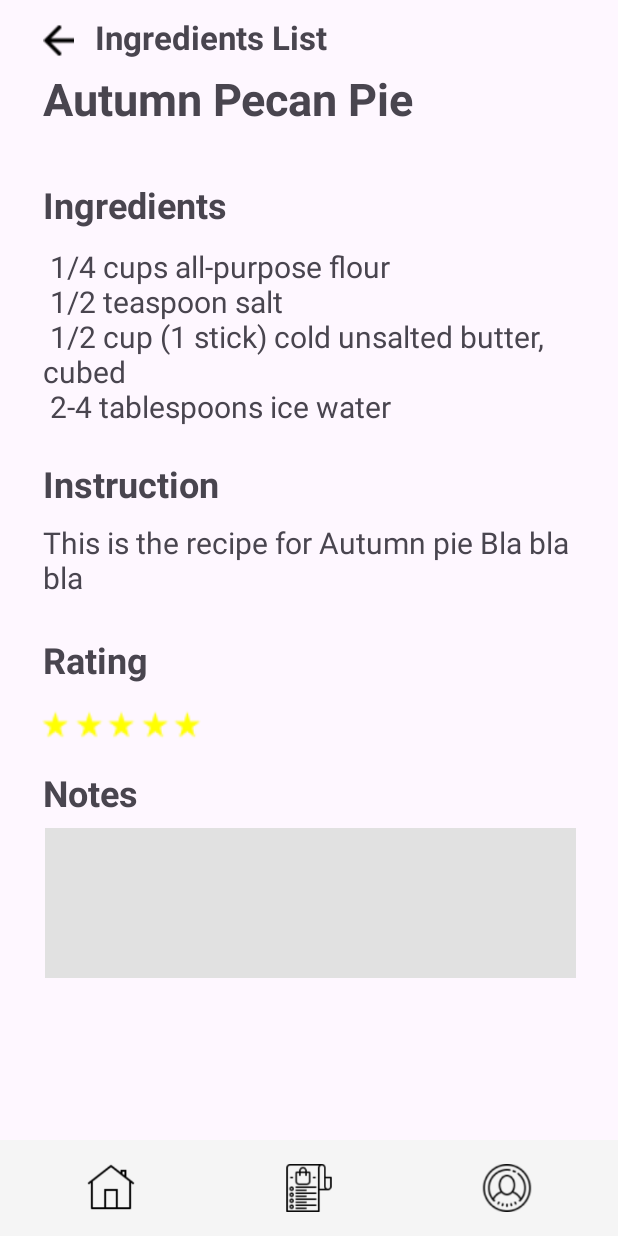
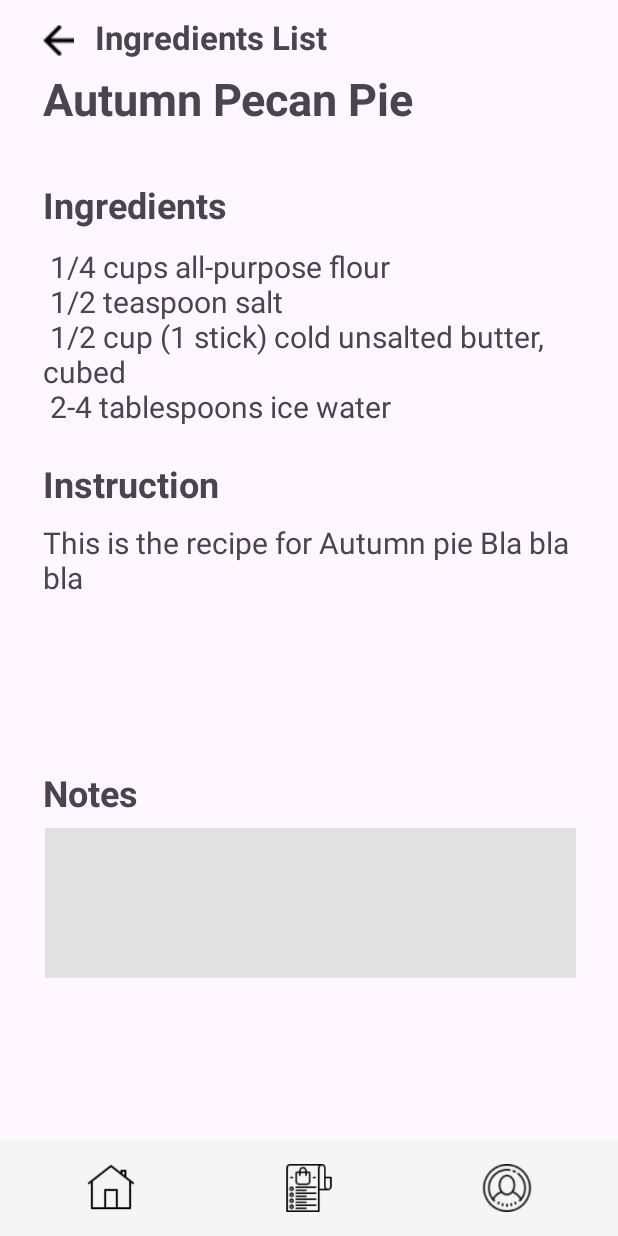
Before and after one commit to Sophiayangg/CS407-final-project, an Android app: the DetailActivity screen opened directly, with no data from a screen before it, on a phone screen of 412 x 824 dp. Run offline under Robolectric (Android 15) with nearby library versions, the light colour scheme and no system bars; 6 statements that could not run were skipped.

Commit message:
fixed buggy... more to debug...

```diff
--- a/app/src/main/res/layout/shopping_list.xml
+++ b/app/src/main/res/layout/shopping_list.xml
@@ -94,7 +94,7 @@
     <TextView
         android:id="@+id/instruction_intro_text"
         android:layout_width="354dp"
-        android:layout_height="60dp"
+        android:layout_height="120dp"
         android:layout_gravity="center_horizontal"
         android:layout_marginTop="348dp"
         android:text="This is the recipe for Autumn pie Bla bla bla"
@@ -102,35 +102,6 @@
         app:layout_constraintEnd_toEndOf="parent"
         app:layout_constraintTop_toBottomOf="@id/instruction_text"
         app:layout_constraintHorizontal_bias="0.491"
-        app:layout_constraintStart_toStartOf="parent"
-        app:layout_constraintTop_toTopOf="parent" />
-
-    <TextView
-        android:id="@+id/rating_text"
-        android:layout_width="354dp"
-        android:layout_height="50dp"
-        android:layout_gravity="center_horizontal"
-        android:layout_marginTop="423dp"
-        android:text="Rating"
-        android:textSize="24sp"
-        android:textStyle="bold"
-        app:layout_constraintTop_toBottomOf="@id/instruction_intro_text"
-        app:layout_constraintEnd_toEndOf="parent"
-        app:layout_constraintHorizontal_bias="0.491"
-        app:layout_constraintStart_toStartOf="parent"
-        app:layout_constraintTop_toTopOf="parent" />
-
-    <ImageButton
-        android:id="@+id/star"
-        android:layout_width="224dp"
-        android:layout_height="87dp"
-        android:layout_marginStart="20dp"
-        android:layout_marginTop="415dp"
-        android:layout_weight="1"
-        android:background="?android:selectableItemBackground"
-        android:padding="8dp"
-        android:scaleType="fitCenter"
-        android:src="@drawable/star"
         app:layout_constraintStart_toStartOf="parent"
         app:layout_constraintTop_toTopOf="parent" />
 
```
Also changed, not shown: app/src/main/java/com/cs407/final_project/DatabaseHelper.java (+42 -2 lines), app/src/main/java/com/cs407/final_project/Home.java (+54 -22 lines).
